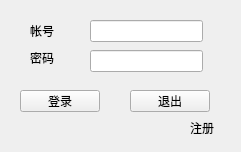
Before: the Qt Designer form NewClient/src/qtui/ui-files/loginwindow.ui in AOSC-Archive/LinkC, drawn with Qt 5.
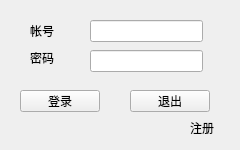
After: the same form once the commit is applied.

Patch:
```diff
--- a/NewClient/src/qtui/ui-files/loginwindow.ui
+++ b/NewClient/src/qtui/ui-files/loginwindow.ui
@@ -6,10 +6,22 @@
    <rect>
     <x>0</x>
     <y>0</y>
-    <width>241</width>
-    <height>152</height>
+    <width>240</width>
+    <height>150</height>
    </rect>
   </property>
+  <property name="minimumSize">
+   <size>
+    <width>240</width>
+    <height>150</height>
+   </size>
+  </property>
+  <property name="maximumSize">
+   <size>
+    <width>240</width>
+    <height>150</height>
+   </size>
+  </property>
   <property name="windowTitle">
    <string>登录</string>
   </property>
```
